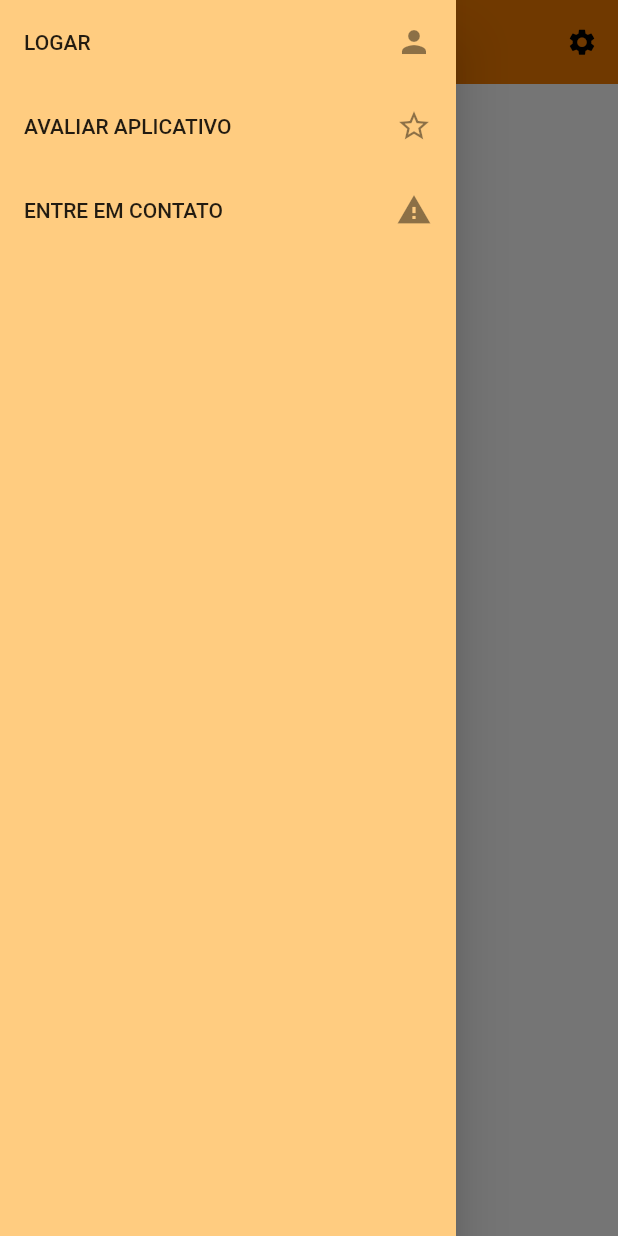
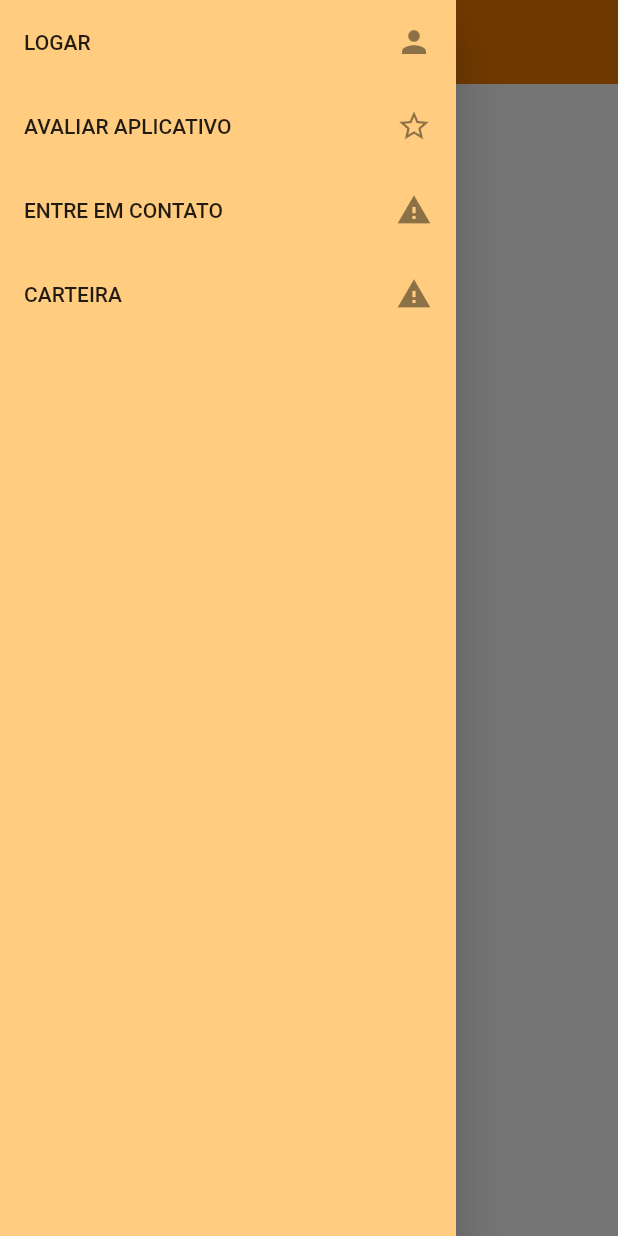
Before and after one commit to matheusplannerer/ofertas, a Flutter app: the screen it shows after launch, with the side drawer open, on a phone screen of 412 x 824 dp. Run offline on Flutter 3.47's test engine with Material 2 defaults, Android fonts, the phone set to English and light mode, and no system bars; our stand-ins replace cloud_firestore, datetime_picker_formfield, firebase_auth, firebase_storage, gradient_app_bar, image_picker and 1 more; missing offline and left inert: load; accounts and stored records are empty; Roboto replaces fonts that are missing (Pacifico).

Commit message:
Carteira

```diff
--- a/lib/Dashboard.dart
+++ b/lib/Dashboard.dart
@@ -1,6 +1,7 @@
 import 'package:cloud_firestore/cloud_firestore.dart';
 import 'package:flutter/material.dart';
 import 'package:load/load.dart';
+import 'package:ofertas/carteira_usuario.dart';
 import 'package:ofertas/crop.dart';
 import 'package:ofertas/feed_item.dart';
 import 'package:ofertas/models/classes_usuarios.dart';
@@ -59,14 +60,6 @@ class _DashboardState extends State<Dashboard> {
         backgroundColor: primaryColor,
         title:
             Text('OFERTAS', style: logoWhiteStyle, textAlign: TextAlign.center),
-        actions: <Widget>[
-          IconButton(
-            padding: EdgeInsets.all(0),
-            onPressed: () {},
-            iconSize: 21,
-            icon: Icon(Icons.settings),
-          ),
-        ],
       ),
       drawer: Drawer(
         child: Container(
@@ -97,6 +90,14 @@ class _DashboardState extends State<Dashboard> {
                 // Navigator.push(context,
                 // MaterialPageRoute(builder: (context) => CA001()));
                 // },
+              ),
+              ListTile(
+                trailing: Icon(Icons.report_problem),
+                title: Text("CARTEIRA"),
+                onTap: () {
+                Navigator.push(context,
+                MaterialPageRoute(builder: (context) => Carteira()));
+                },
               ),
               if (global.fbUser != null)
                 ListTile(
@@ -136,9 +137,9 @@ class _DashboardState extends State<Dashboard> {
                 //   ),
                 // ),
                 BottomNavigationBarItem(
-                  icon: Icon(Icons.person),
+                  icon: Icon(Icons.location_city),
                   title: Text(
-                    'PERFIL',
+                    'EMPRESAS',
                     style: tabLinkStyle,
                   ),
                 ),
--- /dev/null
+++ b/lib/carteira_usuario.dart
@@ -0,0 +1,23 @@
+import 'package:flutter/material.dart';
+
+class Carteira extends StatefulWidget {
+  @override
+  State<StatefulWidget> createState() {
+    // TODO: implement createState
+    return _CarteiraState();
+  }
+}
+
+class _CarteiraState extends State<Carteira> {
+  @override
+  Widget build(BuildContext context) {
+    // TODO: implement build
+    return Scaffold(
+      appBar: AppBar(
+        title: Text("CARTEIRA"),
+        centerTitle: true,
+      ),
+      body: Center(),
+    );
+  }
+}
```
